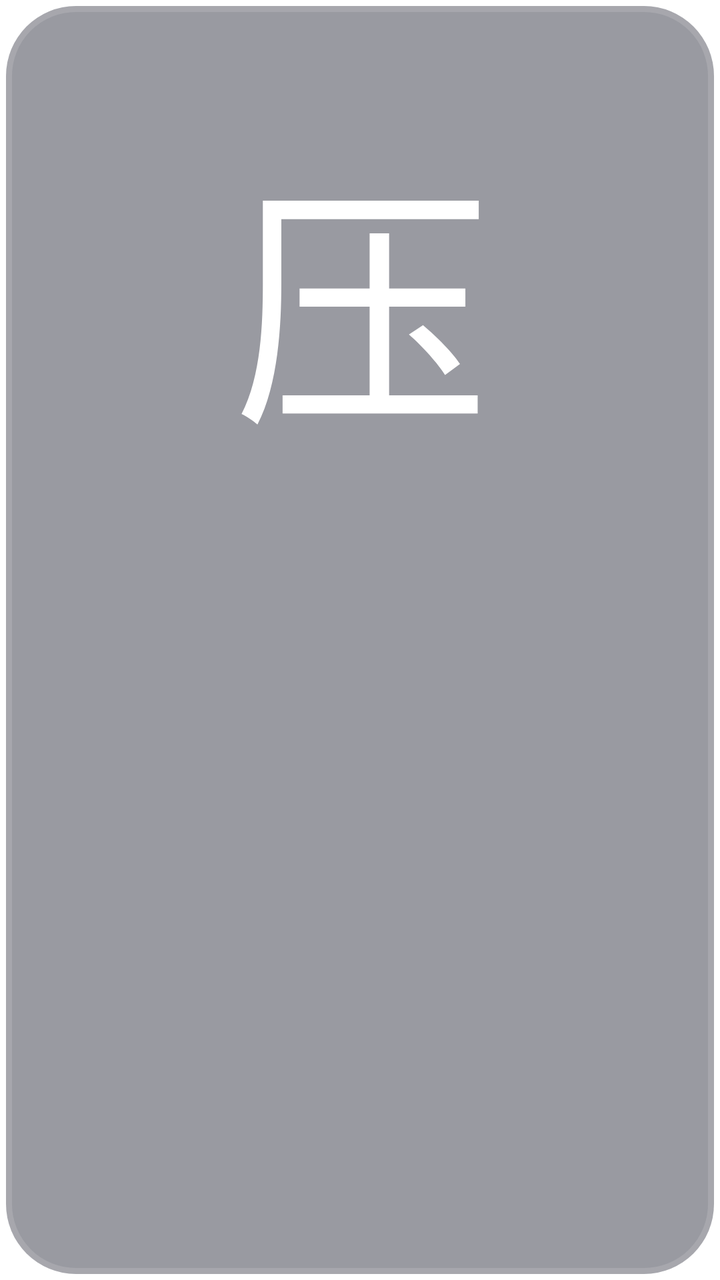
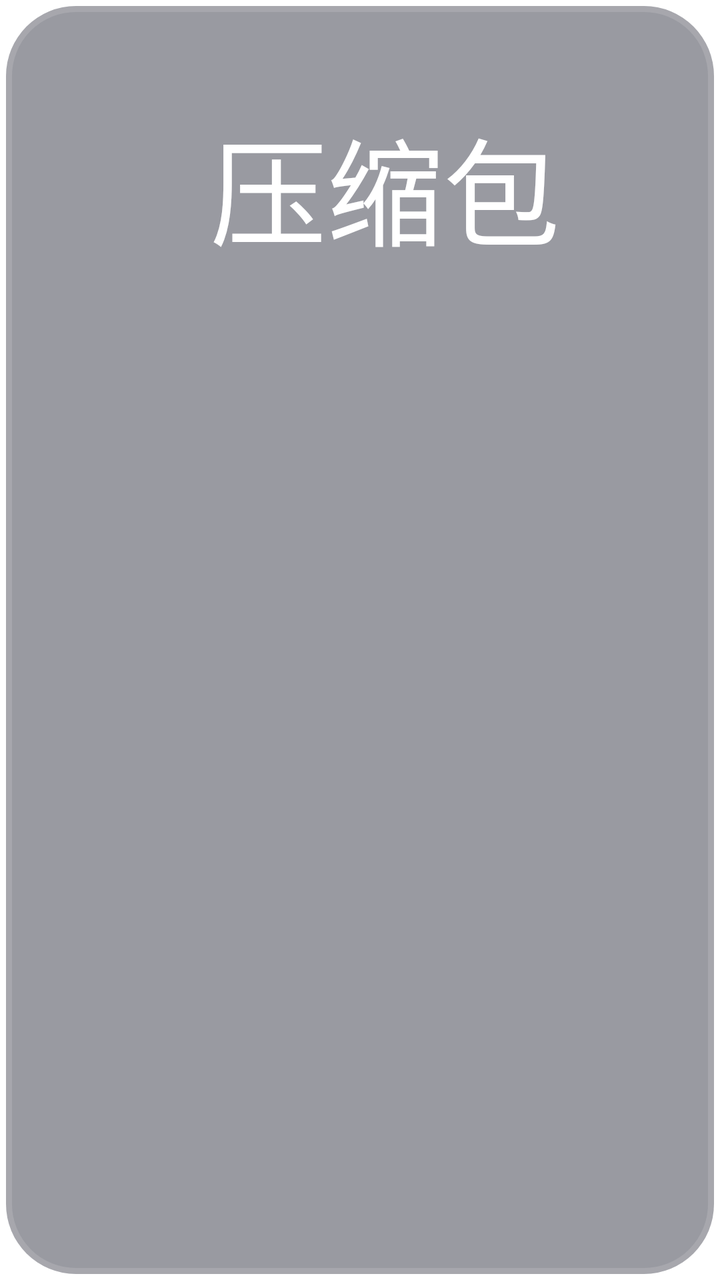

Compare the two renders of this Android layout. The source of the first and the diff that turns it into the second are given below.
<!-- AndroidManifest.xml: application theme AppTheme.NoActionBar -->
<!-- res/layout/item_search_subtitle_result.xml -->
<?xml version="1.0" encoding="utf-8"?>
<FrameLayout xmlns:android="http://schemas.android.com/apk/res/android"
    android:layout_width="match_parent"
    android:layout_height="wrap_content"
    android:background="@drawable/button_danmu_setting"
    android:focusable="true">

    <LinearLayout
        android:layout_width="match_parent"
        android:layout_height="@dimen/vs_50"
        android:layout_marginBottom="@dimen/vs_10"
        android:background="@drawable/shape_setting_sort_focus"
        android:focusable="true"
        android:singleLine="true"
        android:maxLines="1"
        android:gravity="center_vertical"
        android:orientation="horizontal"
        android:paddingLeft="@dimen/vs_20"
        android:paddingRight="@dimen/vs_20"
        android:visibility="visible">

        <TextView
            android:id="@+id/subtitleName"
            android:layout_width="@dimen/vs_960"
            android:layout_height="wrap_content"
            android:layout_weight="0.8"
            android:singleLine="true"
            android:maxLines="1"
            android:text="字幕搜索结果"
            android:textColor="@color/dialog_text_primary"
            android:textSize="@dimen/ts_22" />
        <TextView
            android:id="@+id/subtitleNameInfo"
            android:layout_width="@dimen/vs_80"
            android:layout_height="wrap_content"
            android:singleLine="true"
            android:maxLines="1"
            android:text="压缩包"
            android:textColor="@color/dialog_text_primary"
            android:textSize="@dimen/ts_22" />

    </LinearLayout>
</FrameLayout>
<!-- resources referenced by this layout -->
<resources>
  <color name="dialog_text_primary">#FFFFFFFF</color>
  <dimen name="ts_22">22mm</dimen>
  <dimen name="vs_10">10mm</dimen>
  <dimen name="vs_20">20mm</dimen>
  <dimen name="vs_50">50mm</dimen>
  <dimen name="vs_80">80mm</dimen>
  <dimen name="vs_960">960mm</dimen>
  <!-- drawable button_danmu_setting (drawable) -->
  <?xml version="1.0" encoding="utf-8"?>
  <selector xmlns:android="http://schemas.android.com/apk/res/android">
      <item android:state_focused="true">
          <shape>
              <corners android:radius="@dimen/vs_6" />
              <solid android:color="@color/dialog_control_bg_focused" />
              <stroke
                  android:width="@dimen/vs_1"
                  android:color="@color/dialog_control_stroke_focused" />
          </shape>
      </item>
      <item>
          <shape>
              <corners android:radius="@dimen/vs_6" />
              <solid android:color="@color/dialog_control_bg" />
              <stroke
                  android:width="@dimen/vs_1"
                  android:color="@color/dialog_control_stroke" />
          </shape>
      </item>
  </selector>
  <!-- drawable shape_setting_sort_focus (drawable) -->
  <?xml version="1.0" encoding="utf-8"?>
  <selector xmlns:android="http://schemas.android.com/apk/res/android">
      <item android:state_focused="true">
          <shape>
              <corners android:radius="5mm" />
              <stroke android:width="2mm" android:color="@android:color/white" />
          </shape>
      </item>
      <item android:state_focused="false">
          <shape>
              <solid android:color="@android:color/transparent" />
          </shape>
      </item>
  </selector>
  <style name="AppTheme.NoActionBar" parent="AppTheme">
          <item name="android:windowActionBar">false</item>
          <item name="android:windowNoTitle">true</item>
          <item name="windowActionBar">false</item>
          <item name="android:windowFullscreen">true</item>//全屏即无通知栏
          <item name="android:windowContentOverlay">@null</item>//是否有遮盖
          <item name="windowNoTitle">true</item>
          <item name="android:keepScreenOn">true</item>
          
          <item name="android:windowBackground">@android:color/transparent</item>
      </style>
  <dimen name="vs_6">6mm</dimen>
  <color name="dialog_control_bg_focused">#CC1890FF</color>
  <dimen name="vs_1">1mm</dimen>
  <color name="dialog_control_stroke_focused">#CC02F8E1</color>
  <color name="dialog_control_bg">#80353744</color>
  <color name="dialog_control_stroke">#22FFFFFF</color>
  <style name="AppTheme" parent="Theme.AppCompat.Light.DarkActionBar">
          
          <item name="colorPrimary">@color/color_6200EE</item>
          <item name="colorPrimaryDark">@color/color_3700B3</item>
          <item name="colorAccent">@color/color_03DAC5</item>
      </style>
  <color name="color_6200EE">#6200EE</color>
  <color name="color_3700B3">#3700B3</color>
  <color name="color_03DAC5">#03DAC5</color>
</resources>

<!-- the commit's change to res/layout/item_search_subtitle_result.xml (unified diff, before → after) -->
@@ -7,37 +7,38 @@
 
     <LinearLayout
         android:layout_width="match_parent"
-        android:layout_height="@dimen/vs_50"
-        android:layout_marginBottom="@dimen/vs_10"
+        android:layout_height="@dimen/vs_32"
+        android:layout_marginBottom="@dimen/vs_6"
         android:background="@drawable/shape_setting_sort_focus"
         android:focusable="true"
         android:singleLine="true"
         android:maxLines="1"
         android:gravity="center_vertical"
         android:orientation="horizontal"
-        android:paddingLeft="@dimen/vs_20"
-        android:paddingRight="@dimen/vs_20"
+        android:paddingLeft="@dimen/vs_12"
+        android:paddingRight="@dimen/vs_12"
         android:visibility="visible">
 
         <TextView
             android:id="@+id/subtitleName"
-            android:layout_width="@dimen/vs_960"
+            android:layout_width="0dp"
             android:layout_height="wrap_content"
-            android:layout_weight="0.8"
+            android:layout_weight="1"
             android:singleLine="true"
             android:maxLines="1"
             android:text="字幕搜索结果"
             android:textColor="@color/dialog_text_primary"
-            android:textSize="@dimen/ts_22" />
+            android:textSize="@dimen/ts_14" />
         <TextView
             android:id="@+id/subtitleNameInfo"
-            android:layout_width="@dimen/vs_80"
+            android:layout_width="@dimen/vs_50"
             android:layout_height="wrap_content"
+            android:layout_marginLeft="@dimen/vs_6"
             android:singleLine="true"
             android:maxLines="1"
             android:text="压缩包"
             android:textColor="@color/dialog_text_primary"
-            android:textSize="@dimen/ts_22" />
+            android:textSize="@dimen/ts_10" />
 
     </LinearLayout>
 </FrameLayout>
<!-- resource entries referenced after the edit -->
@@ -1,12 +1,11 @@
 <!-- resources referenced by this layout -->
 <resources>
   <color name="dialog_text_primary">#FFFFFFFF</color>
-  <dimen name="ts_22">22mm</dimen>
-  <dimen name="vs_10">10mm</dimen>
-  <dimen name="vs_20">20mm</dimen>
+  <dimen name="ts_10">10mm</dimen>
+  <dimen name="ts_14">12mm</dimen>
+  <dimen name="vs_12">12mm</dimen>
+  <dimen name="vs_32">32mm</dimen>
   <dimen name="vs_50">50mm</dimen>
-  <dimen name="vs_80">80mm</dimen>
-  <dimen name="vs_960">960mm</dimen>
   <!-- drawable button_danmu_setting (drawable) -->
   <?xml version="1.0" encoding="utf-8"?>
   <selector xmlns:android="http://schemas.android.com/apk/res/android">
@@ -48,12 +47,15 @@
           <item name="android:windowActionBar">false</item>
           <item name="android:windowNoTitle">true</item>
           <item name="windowActionBar">false</item>
-          <item name="android:windowFullscreen">true</item>//全屏即无通知栏
+          <item name="android:windowFullscreen">false</item>//手机版：默认保留状态栏，全屏页面运行时再隐藏
           <item name="android:windowContentOverlay">@null</item>//是否有遮盖
           <item name="windowNoTitle">true</item>
-          <item name="android:keepScreenOn">true</item>
+          
           
           <item name="android:windowBackground">@android:color/transparent</item>
+          
+          <item name="android:statusBarColor">@android:color/transparent</item>
+          <item name="android:windowDrawsSystemBarBackgrounds">true</item>
       </style>
   <dimen name="vs_6">6mm</dimen>
   <color name="dialog_control_bg_focused">#CC1890FF</color>
